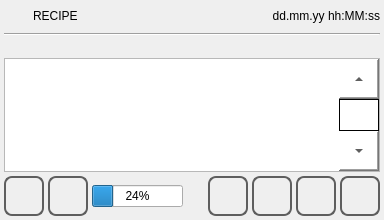
The window that qt_library/ATCMrecipe/recipe.ui (MECTsrl/mect_plugins) describes before a commit, drawn with Qt 5.
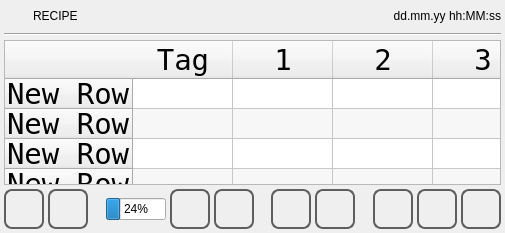
The same window after the commit. Icons and pictures are not drawn.

Commit message: Fix several bugs: - enable and fix multi-language management - add bi-dimensional recipe - fix store filter - force the logo update - add the cmg into the templates - enable warnig

What changed in the file:
```diff
--- a/qt_library/ATCMrecipe/recipe.ui
+++ b/qt_library/ATCMrecipe/recipe.ui
@@ -6,8 +6,8 @@
    <rect>
     <x>0</x>
     <y>0</y>
-    <width>384</width>
-    <height>220</height>
+    <width>505</width>
+    <height>233</height>
    </rect>
   </property>
   <property name="minimumSize">
@@ -75,6 +75,13 @@
        </property>
       </widget>
      </item>
+     <item>
+      <widget class="QLabel" name="labelStatus">
+       <property name="text">
+        <string/>
+       </property>
+      </widget>
+     </item>
      <item>
       <widget class="QLabel" name="labelUserName">
        <property name="text">
@@ -110,13 +117,6 @@
      </property>
     </widget>
    </item>
-   <item>
-    <widget class="QLabel" name="labelName">
-     <property name="text">
-      <string/>
-     </property>
-    </widget>
-   </item>
    <item>
     <widget class="QTableWidget" name="tableWidget">
      <property name="font">
@@ -133,39 +133,13 @@
 {
 	font: 22pt &quot;DejaVu Sans Mono&quot;;
 }
-QScrollBar:vertical
-{
-        border-top: 40px solid #999999;
-        border-bottom: 40px solid #999999;
-        background:white;
-        width:40px;    
-        margin: 0px 0px 0px 0px;
-}
-QScrollBar::handle:vertical 
-{
-        border: 1px solid black;
-	    background: rgb(255, 255, 255);
-        min-height: 10px;
-}
-QScrollBar::add-line:vertical
-{
-        height: 40px;
-	    background: rgb(255, 255, 255);
-        subcontrol-position: bottom;
-        subcontrol-origin: margin;
-	image: url(:/systemicons/img/Down.png);
-}
-QScrollBar::sub-line:vertical 
-{
-       height: 40px;
-	    background: rgb(255, 255, 255);
-        subcontrol-position: top;
-	    subcontrol-origin: margin;
-	image: url(:/systemicons/img/Up.png);
-}</string>
+</string>
      </property>
      <property name="verticalScrollBarPolicy">
-      <enum>Qt::ScrollBarAlwaysOn</enum>
+      <enum>Qt::ScrollBarAlwaysOff</enum>
+     </property>
+     <property name="horizontalScrollBarPolicy">
+      <enum>Qt::ScrollBarAlwaysOff</enum>
      </property>
      <property name="showDropIndicator" stdset="0">
       <bool>true</bool>
@@ -185,6 +159,1331 @@
      <attribute name="horizontalHeaderVisible">
       <bool>true</bool>
      </attribute>
+     <row>
+      <property name="text">
+       <string>New Row</string>
+      </property>
+     </row>
+     <row>
+      <property name="text">
+       <string>New Row</string>
+      </property>
+     </row>
+     <row>
+      <property name="text">
+       <string>New Row</string>
+      </property>
+     </row>
+     <row>
+      <property name="text">
+       <string>New Row</string>
+      </property>
+     </row>
+     <row>
+      <property name="text">
+       <string>New Row</string>
+      </property>
+     </row>
+     <row>
+      <property name="text">
+       <string>New Row</string>
+      </property>
+     </row>
+     <row>
+      <property name="text">
+       <string>New Row</string>
+      </property>
+     </row>
+     <row>
+      <property name="text">
+       <string>New Row</string>
+      </property>
+     </row>
+     <row>
+      <property name="text">
+       <string>New Row</string>
+      </property>
+     </row>
+     <row>
+      <property name="text">
+       <string>New Row</string>
+      </property>
+     </row>
+     <row>
+      <property name="text">
+       <string>New Row</string>
+      </property>
+     </row>
+     <row>
+      <property name="text">
+       <string>New Row</string>
+      </property>
+     </row>
+     <row>
+      <property name="text">
+       <string>New Row</string>
+      </property>
+     </row>
+     <row>
+      <property name="text">
+       <string>New Row</string>
+      </property>
+     </row>
+     <row>
+      <property name="text">
+       <string>New Row</string>
+      </property>
+     </row>
+     <row>
+      <property name="text">
+       <string>New Row</string>
+      </property>
+     </row>
+     <row>
+      <property name="text">
+       <string>New Row</string>
+      </property>
+     </row>
+     <row>
+      <property name="text">
+       <string>New Row</string>
+      </property>
+     </row>
+     <row>
+      <property name="text">
+       <string>New Row</string>
+      </property>
+     </row>
+     <row>
+      <property name="text">
+       <string>New Row</string>
+      </property>
+     </row>
+     <row>
+      <property name="text">
+       <string>New Row</string>
+      </property>
+     </row>
+     <row>
+      <property name="text">
+       <string>New Row</string>
+      </property>
+     </row>
+     <row>
+      <property name="text">
+       <string>New Row</string>
+      </property>
+     </row>
+     <row>
+      <property name="text">
+       <string>New Row</string>
+      </property>
+     </row>
+     <row>
+      <property name="text">
+       <string>New Row</string>
+      </property>
+     </row>
+     <row>
+      <property name="text">
+       <string>New Row</string>
+      </property>
+     </row>
+     <row>
+      <property name="text">
+       <string>New Row</string>
+      </property>
+     </row>
+     <row>
+      <property name="text">
+       <string>New Row</string>
+      </property>
+     </row>
+     <row>
+      <property name="text">
+       <string>New Row</string>
+      </property>
+     </row>
+     <row>
+      <property name="text">
+       <string>New Row</string>
+      </property>
+     </row>
+     <row>
+      <property name="text">
+       <string>New Row</string>
+      </property>
+     </row>
+     <row>
+      <property name="text">
+       <string>New Row</string>
+      </property>
+     </row>
+     <row>
+      <property name="text">
+       <string>New Row</string>
+      </property>
+     </row>
+     <row>
+      <property name="text">
+       <string>New Row</string>
+      </property>
+     </row>
+     <row>
+      <property name="text">
+       <string>New Row</string>
+      </property>
+     </row>
+     <row>
+      <property name="text">
+       <string>New Row</string>
+      </property>
+     </row>
+     <row>
+      <property name="text">
+       <string>New Row</string>
+      </property>
+     </row>
+     <row>
+      <property name="text">
+       <string>New Row</string>
+      </property>
+     </row>
+     <row>
+      <property name="text">
+       <string>New Row</string>
+      </property>
+     </row>
+     <row>
+      <property name="text">
+       <string>New Row</string>
+      </property>
+     </row>
+     <row>
+      <property name="text">
+       <string>New Row</string>
+      </property>
+     </row>
+     <row>
+      <property name="text">
+       <string>New Row</string>
+      </property>
+     </row>
+     <row>
+      <property name="text">
+       <string>New Row</string>
+      </property>
+     </row>
+     <row>
+      <property name="text">
+       <string>New Row</string>
+      </property>
+     </row>
+     <row>
+      <property name="text">
+       <string>New Row</string>
+      </property>
+     </row>
+     <row>
+      <property name="text">
+       <string>New Row</string>
+      </property>
+     </row>
+     <row>
+      <property name="text">
+       <string>New Row</string>
+      </property>
+     </row>
+     <row>
+      <property name="text">
+       <string>New Row</string>
+      </property>
+     </row>
+     <row>
+      <property name="text">
+       <string>New Row</string>
+      </property>
+     </row>
+     <row>
+      <property name="text">
+       <string>New Row</string>
+      </property>
+     </row>
+     <row>
+      <property name="text">
+       <string>New Row</string>
+      </property>
+     </row>
+     <row>
+      <property name="text">
+       <string>New Row</string>
+      </property>
+     </row>
+     <row>
+      <property name="text">
+       <string>New Row</string>
+      </property>
+     </row>
+     <row>
+      <property name="text">
+       <string>New Row</string>
+      </property>
+     </row>
+     <row>
+      <property name="text">
+       <string>New Row</string>
+      </property>
+     </row>
+     <row>
+      <property name="text">
+       <string>New Row</string>
+      </property>
+     </row>
+     <row>
+      <property name="text">
+       <string>New Row</string>
+      </property>
+     </row>
+     <row>
+      <property name="text">
+       <string>New Row</string>
+      </property>
+     </row>
+     <row>
+      <property name="text">
+       <string>New Row</string>
+      </property>
+     </row>
+     <row>
+      <property name="text">
+       <string>New Row</string>
+      </property>
+     </row>
+     <row>
+      <property name="text">
+       <string>New Row</string>
+      </property>
+     </row>
+     <row>
+      <property name="text">
+       <string>New Row</string>
+      </property>
+     </row>
+     <row>
+      <property name="text">
+       <string>New Row</string>
+      </property>
+     </row>
+     <row>
+      <property name="text">
+       <string>New Row</string>
+      </property>
+     </row>
+     <row>
+      <property name="text">
+       <string>New Row</string>
+      </property>
+     </row>
+     <row>
+      <property name="text">
+       <string>New Row</string>
+      </property>
+     </row>
+     <row>
+      <property name="text">
+       <string>New Row</string>
+      </property>
+     </row>
+     <row>
+      <property name="text">
+       <string>New Row</string>
+      </property>
+     </row>
+     <row>
+      <property name="text">
+       <string>New Row</string>
+      </property>
+     </row>
+     <row>
+      <property name="text">
+       <string>New Row</string>
+      </property>
+     </row>
+     <row>
+      <property name="text">
+       <string>New Row</string>
+      </property>
+     </row>
+     <row>
+      <property name="text">
+       <string>New Row</string>
+      </property>
+     </row>
+     <row>
+      <property name="text">
+       <string>New Row</string>
+      </property>
+     </row>
+     <row>
+      <property name="text">
+       <string>New Row</string>
+      </property>
+     </row>
+     <row>
+      <property name="text">
+       <string>New Row</string>
+      </property>
+     </row>
+     <row>
+      <property name="text">
+       <string>New Row</string>
+      </property>
+     </row>
+     <row>
+      <property name="text">
+       <string>New Row</string>
+      </property>
+     </row>
+     <row>
+      <property name="text">
+       <string>New Row</string>
+      </property>
+     </row>
+     <row>
+      <property name="text">
+       <string>New Row</string>
+      </property>
+     </row>
+     <row>
+      <property name="text">
+       <string>New Row</string>
+      </property>
+     </row>
+     <row>
+      <property name="text">
+       <string>New Row</string>
+      </property>
+     </row>
+     <row>
+      <property name="text">
+       <string>New Row</string>
+      </property>
+     </row>
+     <row>
+      <property name="text">
+       <string>New Row</string>
+      </property>
+     </row>
+     <row>
+      <property name="text">
+       <string>New Row</string>
+      </property>
+     </row>
+     <row>
+      <property name="text">
+       <string>New Row</string>
+      </property>
+     </row>
+     <row>
+      <property name="text">
+       <string>New Row</string>
+      </property>
+     </row>
+     <row>
+      <property name="text">
+       <string>New Row</string>
+      </property>
+     </row>
+     <row>
+      <property name="text">
+       <string>New Row</string>
+      </property>
+     </row>
+     <row>
+      <property name="text">
+       <string>New Row</string>
+      </property>
+     </row>
+     <row>
+      <property name="text">
+       <string>New Row</string>
+      </property>
+     </row>
+     <row>
+      <property name="text">
+       <string>New Row</string>
+      </property>
+     </row>
+     <row>
+      <property name="text">
+       <string>New Row</string>
+      </property>
+     </row>
+     <row>
+      <property name="text">
+       <string>New Row</string>
+      </property>
+     </row>
+     <row>
+      <property name="text">
+       <string>New Row</string>
+      </property>
+     </row>
+     <row>
+      <property name="text">
+       <string>New Row</string>
+      </property>
+     </row>
+     <row>
+      <property name="text">
+       <string>New Row</string>
+      </property>
+     </row>
+     <row>
+      <property name="text">
+       <string>New Row</string>
+      </property>
+     </row>
+     <row>
+      <property name="text">
+       <string>New Row</string>
+      </property>
+     </row>
+     <row>
+      <property name="text">
+       <string>New Row</string>
+      </property>
+     </row>
+     <row>
+      <property name="text">
+       <string>New Row</string>
+      </property>
+     </row>
+     <row>
+      <property name="text">
+       <string>New Row</string>
+      </property>
+     </row>
+     <row>
+      <property name="text">
+       <string>New Row</string>
+      </property>
+     </row>
+     <row>
+      <property name="text">
+       <string>New Row</string>
+      </property>
+     </row>
+     <row>
+      <property name="text">
+       <string>New Row</string>
+      </property>
+     </row>
+     <row>
+      <property name="text">
+       <string>New Row</string>
+      </property>
+     </row>
+     <row>
+      <property name="text">
+       <string>New Row</string>
+      </property>
+     </row>
+     <row>
+      <property name="text">
+       <string>New Row</string>
+      </property>
+     </row>
+     <row>
+      <property name="text">
+       <string>New Row</string>
+      </property>
+     </row>
+     <row>
+      <property name="text">
+       <string>New Row</string>
+      </property>
+     </row>
+     <row>
+      <property name="text">
+       <string>New Row</string>
+      </property>
+     </row>
+     <row>
+      <property name="text">
+       <string>New Row</string>
+      </property>
+     </row>
+     <row>
+      <property name="text">
+       <string>New Row</string>
+      </property>
+     </row>
+     <row>
+      <property name="text">
+       <string>New Row</string>
+      </property>
+     </row>
+     <row>
+      <property name="text">
+       <string>New Row</string>
+      </property>
+     </row>
+     <row>
+      <property name="text">
+       <string>New Row</string>
+      </property>
+     </row>
+     <row>
+      <property name="text">
+       <string>New Row</string>
+      </property>
+     </row>
+     <row>
+      <property name="text">
+       <string>New Row</string>
+      </property>
+     </row>
+     <row>
+      <property name="text">
+       <string>New Row</string>
+      </property>
+     </row>
+     <row>
+      <property name="text">
+       <string>New Row</string>
+      </property>
+     </row>
+     <row>
+      <property name="text">
+       <string>New Row</string>
+      </property>
+     </row>
+     <row>
+      <property name="text">
+       <string>New Row</string>
+      </property>
+     </row>
+     <row>
+      <property name="text">
+       <string>New Row</string>
+      </property>
+     </row>
+     <row>
+      <property name="text">
+       <string>New Row</string>
+      </property>
+     </row>
+     <row>
+      <property name="text">
+       <string>New Row</string>
+      </property>
+     </row>
+     <row>
+      <property name="text">
+       <string>New Row</string>
+      </property>
+     </row>
+     <row>
+      <property name="text">
+       <string>New Row</string>
+      </property>
+     </row>
+     <row>
+      <property name="text">
+       <string>New Row</string>
+      </property>
+     </row>
+     <row>
+      <property name="text">
+       <string>New Row</string>
+      </property>
+     </row>
+     <row>
+      <property name="text">
+       <string>New Row</string>
+      </property>
+     </row>
+     <row>
+      <property name="text">
+       <string>New Row</string>
+      </property>
+     </row>
+     <row>
+      <property name="text">
+       <string>New Row</string>
+      </property>
+     </row>
+     <row>
+      <property name="text">
+       <string>New Row</string>
+      </property>
+     </row>
+     <row>
+      <property name="text">
+       <string>New Row</string>
+      </property>
+     </row>
+     <row>
+      <property name="text">
+       <string>New Row</string>
+      </property>
+     </row>
+     <row>
+      <property name="text">
+       <string>New Row</string>
+      </property>
+     </row>
+     <row>
+      <property name="text">
+       <string>New Row</string>
+      </property>
+     </row>
+     <row>
+      <property name="text">
+       <string>New Row</string>
+      </property>
+     </row>
+     <row>
+      <property name="text">
+       <string>New Row</string>
+      </property>
+     </row>
+     <row>
+      <property name="text">
+       <string>New Row</string>
+      </property>
+     </row>
+     <row>
+      <property name="text">
+       <string>New Row</string>
+      </property>
+     </row>
+     <row>
+      <property name="text">
+       <string>New Row</string>
+      </property>
+     </row>
+     <row>
+      <property name="text">
+       <string>New Row</string>
+      </property>
+     </row>
+     <row>
+      <property name="text">
+       <string>New Row</string>
+      </property>
+     </row>
+     <row>
+      <property name="text">
+       <string>New Row</string>
+      </property>
+     </row>
+     <row>
+      <property name="text">
+       <string>New Row</string>
+      </property>
+     </row>
+     <row>
+      <property name="text">
+       <string>New Row</string>
+      </property>
+     </row>
+     <row>
+      <property name="text">
+       <string>New Row</string>
+      </property>
+     </row>
+     <row>
+      <property name="text">
+       <string>New Row</string>
+      </property>
+     </row>
+     <row>
+      <property name="text">
+       <string>New Row</string>
+      </property>
+     </row>
+     <row>
+      <property name="text">
+       <string>New Row</string>
+      </property>
+     </row>
+     <row>
+      <property name="text">
+       <string>New Row</string>
+      </property>
+     </row>
+     <row>
+      <property name="text">
+       <string>New Row</string>
+      </property>
+     </row>
+     <row>
+      <property name="text">
+       <string>New Row</string>
+      </property>
+     </row>
+     <row>
+      <property name="text">
+       <string>New Row</string>
+      </property>
+     </row>
+     <row>
+      <property name="text">
+       <string>New Row</string>
+      </property>
+     </row>
+     <row>
+      <property name="text">
+       <string>New Row</string>
+      </property>
+     </row>
+     <row>
+      <property name="text">
+       <string>New Row</string>
+      </property>
+     </row>
+     <row>
+      <property name="text">
+       <string>New Row</string>
+      </property>
+     </row>
+     <row>
+      <property name="text">
+       <string>New Row</string>
+      </property>
+     </row>
+     <row>
+      <property name="text">
+       <string>New Row</string>
+      </property>
+     </row>
+     <row>
+      <property name="text">
+       <string>New Row</string>
+      </property>
+     </row>
+     <row>
+      <property name="text">
+       <string>New Row</string>
+      </property>
+     </row>
+     <row>
+      <property name="text">
+       <string>New Row</string>
+      </property>
+     </row>
+     <row>
+      <property name="text">
+       <string>New Row</string>
+      </property>
+     </row>
+     <row>
+      <property name="text">
+       <string>New Row</string>
+      </property>
+     </row>
+     <row>
+      <property name="text">
+       <string>New Row</string>
+      </property>
+     </row>
+     <row>
+      <property name="text">
+       <string>New Row</string>
+      </property>
+     </row>
+     <row>
+      <property name="text">
+       <string>New Row</string>
+      </property>
+     </row>
+     <row>
+      <property name="text">
+       <string>New Row</string>
+      </property>
+     </row>
+     <row>
+      <property name="text">
+       <string>New Row</string>
+      </property>
+     </row>
+     <row>
+      <property name="text">
+       <string>New Row</string>
+      </property>
+     </row>
+     <row>
+      <property name="text">
+       <string>New Row</string>
+      </property>
+     </row>
+     <row>
+      <property name="text">
+       <string>New Row</string>
+      </property>
+     </row>
+     <row>
+      <property name="text">
+       <string>New Row</string>
+      </property>
+     </row>
+     <row>
+      <property name="text">
+       <string>New Row</string>
+      </property>
+     </row>
+     <row>
+      <property name="text">
+       <string>New Row</string>
+      </property>
+     </row>
+     <row>
+      <property name="text">
+       <string>New Row</string>
+      </property>
+     </row>
+     <row>
+      <property name="text">
+       <string>New Row</string>
+      </property>
+     </row>
+     <row>
+      <property name="text">
+       <string>New Row</string>
+      </property>
+     </row>
+     <row>
+      <property name="text">
+       <string>New Row</string>
+      </property>
+     </row>
+     <row>
+      <property name="text">
+       <string>New Row</string>
+      </property>
+     </row>
+     <row>
+      <property name="text">
+       <string>New Row</string>
+      </property>
+     </row>
+     <row>
+      <property name="text">
+       <string>New Row</string>
+      </property>
+     </row>
+     <row>
+      <property name="text">
+       <string>New Row</string>
+      </property>
+     </row>
+     <row>
+      <property name="text">
+       <string>New Row</string>
+      </property>
+     </row>
+     <row>
+      <property name="text">
+       <string>New Row</string>
+      </property>
+     </row>
+     <row>
+      <property name="text">
+       <string>New Row</string>
+      </property>
+     </row>
+     <row>
+      <property name="text">
+       <string>New Row</string>
+      </property>
+     </row>
+     <row>
+      <property name="text">
+       <string>New Row</string>
+      </property>
+     </row>
+     <row>
+      <property name="text">
+       <string>New Row</string>
+      </property>
+     </row>
+     <row>
+      <property name="text">
+       <string>New Row</string>
+      </property>
+     </row>
+     <row>
+      <property name="text">
+       <string>New Row</string>
+      </property>
+     </row>
+     <row>
+      <property name="text">
+       <string>New Row</string>
+      </property>
+     </row>
+     <row>
+      <property name="text">
+       <string>New Row</string>
+      </property>
+     </row>
+     <row>
+      <property name="text">
+       <string>New Row</string>
+      </property>
+     </row>
+     <row>
+      <property name="text">
+       <string>New Row</string>
+      </property>
+     </row>
+     <row>
+      <property name="text">
+       <string>New Row</string>
+      </property>
+     </row>
+     <row>
+      <property name="text">
+       <string>New Row</string>
+      </property>
+     </row>
+     <row>
+      <property name="text">
+       <string>New Row</string>
+      </property>
+     </row>
+     <row>
+      <property name="text">
+       <string>New Row</string>
+      </property>
+     </row>
+     <column>
+      <property name="text">
+       <string>Tag</string>
+      </property>
+     </column>
+     <column>
+      <property name="text">
+       <string>1</string>
+      </property>
+     </column>
+     <column>
+      <property name="text">
+       <string>2</string>
+      </property>
+     </column>
+     <column>
+      <property name="text">
+       <string>3</string>
+      </property>
+     </column>
+     <column>
+      <property name="text">
+       <string>4</string>
+      </property>
+     </column>
+     <column>
+      <property name="text">
+       <string>5</string>
+      </property>
+     </column>
+     <column>
+      <property name="text">
+       <string>6</string>
+      </property>
+     </column>
+     <column>
+      <property name="text">
+       <string>7</string>
+      </property>
+     </column>
+     <column>
+      <property name="text">
+       <string>8</string>
+      </property>
+     </column>
+     <column>
+      <property name="text">
+       <string>9</string>
+      </property>
+     </column>
+     <column>
+      <property name="text">
+       <string>10</string>
+      </property>
+     </column>
+     <column>
+      <property name="text">
+       <string>11</string>
+      </property>
+     </column>
+     <column>
+      <property name="text">
+       <string>12</string>
+      </property>
+     </column>
+     <column>
+      <property name="text">
+       <string>13</string>
+      </property>
+     </column>
+     <column>
+      <property name="text">
+       <string>14</string>
+      </property>
+     </column>
+     <column>
+      <property name="text">
+       <string>15</string>
+      </property>
+     </column>
+     <column>
+      <property name="text">
+       <string>16</string>
+      </property>
+     </column>
+     <column>
+      <property name="text">
+       <string>17</string>
+      </property>
+     </column>
+     <column>
+      <property name="text">
+       <string>18</string>
+      </property>
+     </column>
+     <column>
+      <property name="text">
+       <string>19</string>
+      </property>
+     </column>
+     <column>
+      <property name="text">
+       <string>20</string>
+      </property>
+     </column>
+     <column>
+      <property name="text">
+       <string>21</string>
+      </property>
+     </column>
+     <column>
+      <property name="text">
+       <string>22</string>
+      </property>
+     </column>
+     <column>
+      <property name="text">
+       <string>23</string>
+      </property>
+     </column>
+     <column>
+      <property name="text">
+       <string>24</string>
+      </property>
+     </column>
+     <column>
+      <property name="text">
+       <string>25</string>
+      </property>
+     </column>
+     <column>
+      <property name="text">
+       <string>26</string>
+      </property>
+     </column>
+     <column>
+      <property name="text">
+       <string>27</string>
+      </property>
+     </column>
+     <column>
+      <property name="text">
+       <string>28</string>
+      </property>
+     </column>
+     <column>
+      <property name="text">
+       <string>29</string>
+      </property>
+     </column>
+     <column>
+      <property name="text">
+       <string>30</string>
+      </property>
+     </column>
+     <column>
+      <property name="text">
+       <string>31</string>
+      </property>
+     </column>
+     <column>
+      <property name="text">
+       <string>32</string>
+      </property>
+     </column>
+     <column>
+      <property name="text">
+       <string>33</string>
+      </property>
+     </column>
+     <column>
+      <property name="text">
+       <string>34</string>
+      </property>
+     </column>
+     <column>
+      <property name="text">
+       <string>35</string>
+      </property>
+     </column>
+     <column>
+      <property name="text">
+       <string>36</string>
+      </property>
+     </column>
+     <column>
+      <property name="text">
+       <string>37</string>
+      </property>
+     </column>
+     <column>
+      <property name="text">
+       <string>38</string>
+      </property>
+     </column>
+     <column>
+      <property name="text">
+       <string>39</string>
+      </property>
+     </column>
+     <column>
+      <property name="text">
+       <string>40</string>
+      </property>
+     </column>
+     <column>
+      <property name="text">
+       <string>41</string>
+      </property>
+     </column>
+     <column>
+      <property name="text">
+       <string>42</string>
+      </property>
+     </column>
+     <column>
+      <property name="text">
+       <string>43</string>
+      </property>
+     </column>
+     <column>
+      <property name="text">
+       <string>44</string>
+      </property>
+     </column>
+     <column>
+      <property name="text">
+       <string>45</string>
+      </property>
+     </column>
+     <column>
+      <property name="text">
+       <string>46</string>
+      </property>
+     </column>
+     <column>
+      <property name="text">
+       <string>47</string>
+      </property>
+     </column>
+     <column>
+      <property name="text">
+       <string>48</string>
+      </property>
+     </column>
+     <column>
+      <property name="text">
+       <string>49</string>
+      </property>
+     </column>
+     <column>
+      <property name="text">
+       <string>50</string>
+      </property>
+     </column>
+     <column>
+      <property name="text">
+       <string>51</string>
+      </property>
+     </column>
+     <column>
+      <property name="text">
+       <string>52</string>
+      </property>
+     </column>
+     <column>
+      <property name="text">
+       <string>53</string>
+      </property>
+     </column>
+     <column>
+      <property name="text">
+       <string>54</string>
+      </property>
+     </column>
+     <column>
+      <property name="text">
+       <string>55</string>
+      </property>
+     </column>
+     <column>
+      <property name="text">
+       <string>56</string>
+      </property>
+     </column>
+     <column>
+      <property name="text">
+       <string>57</string>
+      </property>
+     </column>
+     <column>
+      <property name="text">
+       <string>58</string>
+      </property>
+     </column>
+     <column>
+      <property name="text">
+       <string>59</string>
+      </property>
+     </column>
+     <column>
+      <property name="text">
+       <string>60</string>
+      </property>
+     </column>
+     <column>
+      <property name="text">
+       <string>61</string>
+      </property>
+     </column>
+     <column>
+      <property name="text">
+       <string>62</string>
+      </property>
+     </column>
+     <column>
+      <property name="text">
+       <string>63</string>
+      </property>
+     </column>
+     <column>
+      <property name="text">
+       <string>64</string>
+      </property>
+     </column>
     </widget>
    </item>
    <item>
@@ -285,21 +1584,75 @@
        </property>
       </widget>
      </item>
+     <item>
+      <spacer name="horizontalSpacer_3">
+       <property name="orientation">
+        <enum>Qt::Horizontal</enum>
+       </property>
+       <property name="sizeHint" stdset="0">
+        <size>
+         <width>40</width>
+         <height>20</height>
+        </size>
+       </property>
+      </spacer>
+     </item>
      <item>
       <widget class="QProgressBar" name="progressBarStatus">
+       <property name="minimumSize">
+        <size>
+         <width>60</width>
+         <height>0</height>
+        </size>
+       </property>
+       <property name="maximumSize">
+        <size>
+         <width>60</width>
+         <height>16777215</height>
+        </size>
+       </property>
        <property name="value">
         <number>24</number>
        </property>
       </widget>
      </item>
      <item>
-      <widget class="QLabel" name="labelStatus">
-       <property name="sizePolicy">
-        <sizepolicy hsizetype="Expanding" vsizetype="Preferred">
-         <horstretch>0</horstretch>
-         <verstretch>0</verstretch>
-        </sizepolicy>
+      <widget class="QPushButton" name="pushButtonUp">
+       <property name="enabled">
+        <bool>true</bool>
        </property>
+       <property name="minimumSize">
+        <size>
+         <width>40</width>
+         <height>40</height>
+        </size>
+       </property>
+       <property name="maximumSize">
+        <size>
+         <width>40</width>
+         <height>40</height>
+        </size>
+       </property>
+       <property name="styleSheet">
+        <string notr="true">QPushButton
+{
+border: 2px solid  rgb(94, 94, 94);
+border-radius: 8px;
+qproperty-icon: url(:/systemicons/img/Up.png);
+qproperty-iconSize: 24px 24px;
+qproperty-focusPolicy: NoFocus;
+}
+QPushButton:pressed
+{
+border: 2px solid  rgb(194, 194, 194);
+background-color:  rgb(255, 255, 127);
+}
+QPushButton:disabled
+{
+border: 2px solid  rgb(194, 194, 194);
+}
+</string>
+       </property>
        <property name="text">
         <string/>
        </property>
@@ -347,6 +1700,122 @@
        </property>
       </widget>
      </item>
+     <item>
+      <spacer name="horizontalSpacer">
+       <property name="orientation">
+        <enum>Qt::Horizontal</enum>
+       </property>
+       <property name="sizeHint" stdset="0">
+        <size>
+         <width>40</width>
+         <height>20</height>
+        </size>
+       </property>
+      </spacer>
+     </item>
+     <item>
+      <widget class="QPushButton" name="pushButtonLeft">
+       <property name="enabled">
+        <bool>true</bool>
+       </property>
+       <property name="minimumSize">
+        <size>
+         <width>40</width>
+         <height>40</height>
+        </size>
+       </property>
+       <property name="maximumSize">
+        <size>
+         <width>40</width>
+         <height>40</height>
+        </size>
+       </property>
+       <property name="styleSheet">
+        <string notr="true">QPushButton
+{
+border: 2px solid  rgb(94, 94, 94);
+border-radius: 8px;
+qproperty-icon: url(:/systemicons/img/Back.png);
+qproperty-iconSize: 24px 24px;
+qproperty-focusPolicy: NoFocus;
+}
+QPushButton:pressed
+{
+border: 2px solid  rgb(194, 194, 194);
+background-color:  rgb(255, 255, 127);
+}
+QPushButton:disabled
+{
+border: 2px solid  rgb(194, 194, 194);
+}
+</string>
+       </property>
+       <property name="text">
+        <string/>
+       </property>
+       <property name="autoRepeat">
+        <bool>true</bool>
+       </property>
+      </widget>
+     </item>
+     <item>
+      <widget class="QPushButton" name="pushButtonRight">
+       <property name="enabled">
+        <bool>true</bool>
+       </property>
+       <property name="minimumSize">
+        <size>
+         <width>40</width>
+         <height>40</height>
+        </size>
+       </property>
+       <property name="maximumSize">
+        <size>
+         <width>40</width>
+         <height>40</height>
+        </size>
+       </property>
+       <property name="styleSheet">
+        <string notr="true">QPushButton
+{
+border: 2px solid  rgb(94, 94, 94);
+border-radius: 8px;
+qproperty-icon: url(:/systemicons/img/Forward.png);
+qproperty-iconSize: 24px 24px;
+qproperty-focusPolicy: NoFocus;
+}
+QPushButton:pressed
+{
+border: 2px solid  rgb(194, 194, 194);
+background-color:  rgb(255, 255, 127);
+}
+QPushButton:disabled
+{
+border: 2px solid  rgb(194, 194, 194);
+}
+</string>
+       </property>
+       <property name="text">
+        <string/>
+       </property>
+       <property name="autoRepeat">
+        <bool>true</bool>
+       </property>
+      </widget>
+     </item>
+     <item>
+      <spacer name="horizontalSpacer_2">
+       <property name="orientation">
+        <enum>Qt::Horizontal</enum>
+       </property>
+       <property name="sizeHint" stdset="0">
+        <size>
+         <width>40</width>
+         <height>20</height>
+        </size>
+       </property>
+      </spacer>
+     </item>
      <item>
       <widget class="QPushButton" name="pushButtonRead">
        <property name="enabled">
```
Left out of the diff: 12 changed lines with no effect on the pictures. The commit also changes 35 other files.
